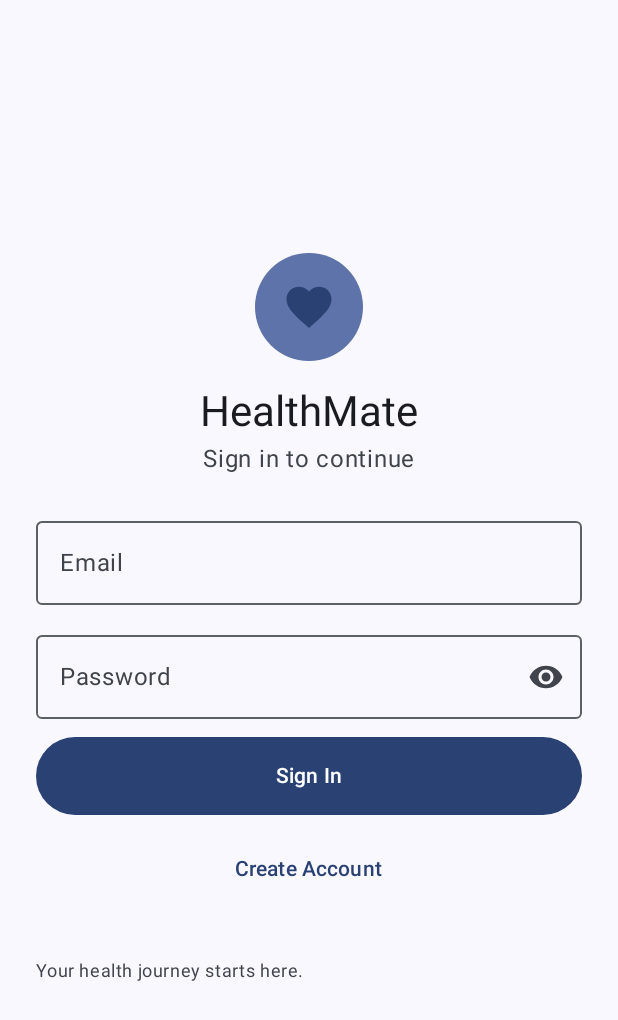
After one commit to KavindaLochana/HealthMate, an Android app built with Jetpack Compose: the composable LoginScreen shown on its own in the app's theme, on a phone screen of 412 x 824 dp. The commit adds this screen. Shown: the top 1020 px of the screen. Run offline under Robolectric (Android 15) with nearby library versions, the phone set to English and light mode, and no system bars.

Commit message:
login screen ui

```diff
--- a/app/src/main/java/com/example/healthmate/MainActivity.kt
+++ b/app/src/main/java/com/example/healthmate/MainActivity.kt
@@ -11,7 +11,7 @@ import androidx.compose.material3.Text
 import androidx.compose.runtime.Composable
 import androidx.compose.ui.Modifier
 import androidx.compose.ui.tooling.preview.Preview
-import com.example.healthmate.ui.navigation.HealthMateApp
+//import com.example.healthmate.ui.navigation.HealthMateApp
 import com.example.healthmate.ui.theme.HealthMateTheme
 
 class MainActivity : ComponentActivity() {
@@ -20,7 +20,7 @@ class MainActivity : ComponentActivity() {
         enableEdgeToEdge()
         setContent {
             HealthMateTheme {
-                HealthMateApp()
+//                HealthMateApp()
             }
         }
     }
--- a/app/src/main/java/com/example/healthmate/feature/AppViewModel.kt
+++ b/app/src/main/java/com/example/healthmate/feature/AppViewModel.kt
@@ -10,10 +10,10 @@ sealed interface AppState {
 }
 
 class AppViewModel (
-    private val authRepository: AuthRepository,
-    private val settingsRepository: SettingsRepository,
-    private val appLockState: AppLockState,
-    seedSampleData: SeedSampleDataUseCase
+//    private val authRepository: AuthRepository,
+//    private val settingsRepository: SettingsRepository,
+//    private val appLockState: AppLockState,
+//    seedSampleData: SeedSampleDataUseCase
 ) : ViewModel() {
 
 
--- /dev/null
+++ b/app/src/main/java/com/example/healthmate/feature/auth/AuthComponents.kt
@@ -0,0 +1,114 @@
+package com.example.healthmate.feature.auth
+
+import androidx.compose.foundation.background
+import androidx.compose.foundation.layout.Box
+import androidx.compose.foundation.layout.size
+import androidx.compose.foundation.shape.CircleShape
+import androidx.compose.foundation.text.KeyboardActions
+import androidx.compose.foundation.text.KeyboardOptions
+import androidx.compose.material.icons.Icons
+import androidx.compose.material.icons.filled.Favorite
+import androidx.compose.material.icons.filled.Visibility
+import androidx.compose.material.icons.filled.VisibilityOff
+import androidx.compose.material3.Icon
+import androidx.compose.material3.IconButton
+import androidx.compose.material3.MaterialTheme
+import androidx.compose.material3.OutlinedTextField
+import androidx.compose.material3.Text
+import androidx.compose.runtime.Composable
+import androidx.compose.runtime.getValue
+import androidx.compose.runtime.mutableStateOf
+import androidx.compose.runtime.saveable.rememberSaveable
+import androidx.compose.runtime.setValue
+import androidx.compose.ui.Alignment
+import androidx.compose.ui.Modifier
+import androidx.compose.ui.draw.clip
+import androidx.compose.ui.res.stringResource
+import androidx.compose.ui.text.input.ImeAction
+import androidx.compose.ui.text.input.KeyboardType
+import androidx.compose.ui.text.input.PasswordVisualTransformation
+import androidx.compose.ui.text.input.VisualTransformation
+import androidx.compose.ui.unit.dp
+import com.example.healthmate.R
+
+
+// logo : TODO temp need change later
+@Composable
+fun AuthLogo(modifier: Modifier = Modifier) {
+    Box(
+        modifier = modifier
+            .size(72.dp)
+            .clip(CircleShape)
+            .background(MaterialTheme.colorScheme.primaryContainer),
+        contentAlignment = Alignment.Center,
+    ) {
+        Icon(
+            imageVector = Icons.Filled.Favorite,
+            contentDescription = null,
+            tint = MaterialTheme.colorScheme.primary,
+            modifier = Modifier.size(36.dp),
+        )
+    }
+}
+
+// outline text field with inline validation
+@Composable
+fun AuthTextField(
+    value: String,
+    onValueChange: (String) -> Unit,
+    label: String,
+    modifier: Modifier = Modifier,
+    errorText: String? = null,
+    keyboardType: KeyboardType = KeyboardType.Text,
+    imeAction: ImeAction = ImeAction.Next,
+    onImeAction: () -> Unit = {},
+) {
+    OutlinedTextField(
+        value = value,
+        onValueChange = onValueChange,
+        modifier = modifier,
+        label = { Text(label) },
+        singleLine = true,
+        isError = errorText != null,
+        supportingText = errorText?.let { { Text(it) } },
+        keyboardOptions = KeyboardOptions(keyboardType = keyboardType, imeAction = imeAction),
+        keyboardActions = KeyboardActions(onAny = { onImeAction() }),
+    )
+}
+
+
+// password field toggle hide.
+@Composable
+fun PasswordTextField(
+    value: String,
+    onValueChange: (String) -> Unit,
+    label: String,
+    modifier: Modifier = Modifier,
+    errorText: String? = null,
+    imeAction: ImeAction = ImeAction.Next,
+    onImeAction: () -> Unit = {},
+) {
+    var visible by rememberSaveable { mutableStateOf(false) }
+    OutlinedTextField(
+        value = value,
+        onValueChange = onValueChange,
+        modifier = modifier,
+        label = { Text(label) },
+        singleLine = true,
+        isError = errorText != null,
+        supportingText = errorText?.let { { Text(it) } },
+        visualTransformation = if (visible) VisualTransformation.None else PasswordVisualTransformation(),
+        keyboardOptions = KeyboardOptions(keyboardType = KeyboardType.Password, imeAction = imeAction),
+        keyboardActions = KeyboardActions(onAny = { onImeAction() }),
+        trailingIcon = {
+            IconButton(onClick = { visible = !visible }) {
+                Icon(
+                    imageVector = if (visible) Icons.Filled.VisibilityOff else Icons.Filled.Visibility,
+                    contentDescription = stringResource(
+                        if (visible) R.string.auth_hide_password else R.string.auth_show_password,
+                    ),
+                )
+            }
+        },
+    )
+}
--- /dev/null
+++ b/app/src/main/java/com/example/healthmate/feature/auth/LoginScreen.kt
@@ -0,0 +1,123 @@
+package com.example.healthmate.feature.auth
+
+import androidx.compose.foundation.layout.*
+import androidx.compose.foundation.rememberScrollState
+import androidx.compose.foundation.verticalScroll
+import androidx.compose.material3.*
+import androidx.compose.runtime.*
+import androidx.compose.ui.Alignment
+import androidx.compose.ui.Modifier
+import androidx.compose.ui.text.input.KeyboardType
+import androidx.compose.ui.text.input.ImeAction
+import androidx.compose.ui.tooling.preview.Preview
+import androidx.compose.ui.unit.dp
+
+@Composable
+fun LoginScreen(
+    onCreateAccountClick: () -> Unit = {},
+    modifier: Modifier = Modifier,
+) {
+    var email by remember { mutableStateOf("") }
+    var password by remember { mutableStateOf("") }
+
+    LoginContent (
+    email = email,
+    password = password,
+    onEmailChange = { email = it },
+    onPasswordChange = { password = it },
+    onSignInClick = {},
+    onCreateAccountClick = onCreateAccountClick,
+    modifier = modifier
+
+    )
+}
+
+@Composable
+private fun LoginContent(
+    email: String,
+    password: String,
+    onEmailChange: (String) -> Unit,
+    onPasswordChange: (String) -> Unit,
+    onSignInClick: () -> Unit,
+    onCreateAccountClick: () -> Unit,
+    modifier: Modifier = Modifier,
+) {
+    Column(
+        modifier = modifier
+            .fillMaxSize()
+            .verticalScroll(rememberScrollState())
+            .padding(horizontal = 24.dp, vertical = 32.dp),
+        horizontalAlignment = Alignment.CenterHorizontally,
+        verticalArrangement = Arrangement.Center
+    ) {
+        AuthLogo()
+
+        Text(
+            text = "HealthMate",
+            style = MaterialTheme.typography.headlineMedium,
+            modifier = Modifier.padding(top = 16.dp)
+        )
+        Text(
+            text = "Sign in to continue",
+            style = MaterialTheme.typography.bodyLarge,
+            color = MaterialTheme.colorScheme.onSurfaceVariant,
+            modifier = Modifier.padding(top = 4.dp, bottom = 24.dp)
+        )
+
+        Column(
+            modifier = Modifier.widthIn(max = 420.dp),
+            verticalArrangement = Arrangement.spacedBy(12.dp)
+        ) {
+
+            AuthTextField(
+                value = email,
+                onValueChange = onEmailChange,
+                label = "Email",
+                modifier = Modifier.fillMaxWidth(),
+                keyboardType = KeyboardType.Email
+            )
+
+            PasswordTextField(
+                value = password,
+                onValueChange = onPasswordChange,
+                label = "Password",
+                modifier = Modifier.fillMaxWidth(),
+                imeAction = ImeAction.Done,
+                onImeAction = onSignInClick
+            )
+            Button(
+                onClick = onSignInClick,
+                modifier = Modifier
+                    .fillMaxWidth()
+                    .height(52.dp)
+            ) {
+                Text("Sign In")
+            }
+
+            TextButton(
+                onClick = onCreateAccountClick,
+                modifier = Modifier.fillMaxWidth()
+            ) {
+                Text("Create Account")
+            }
+
+            Text(
+                text = "Your health journey starts here.",
+                style = MaterialTheme.typography.bodySmall,
+                color = MaterialTheme.colorScheme.onSurfaceVariant,
+                modifier = Modifier.padding(top = 24.dp)
+            )
+
+        }
+    }
+}
+
+
+
+@Preview(showBackground = true)
+@Composable
+fun LoginScreenPreview() {
+    MaterialTheme {
+        LoginScreen()
+    }
+}
--- a/app/src/main/res/values/strings.xml
+++ b/app/src/main/res/values/strings.xml
@@ -1,3 +1,5 @@
 <resources>
     <string name="app_name">HealthMate</string>
+    <string name="auth_hide_password">Hide password</string>
+    <string name="auth_show_password">Show password</string>
 </resources>
```
